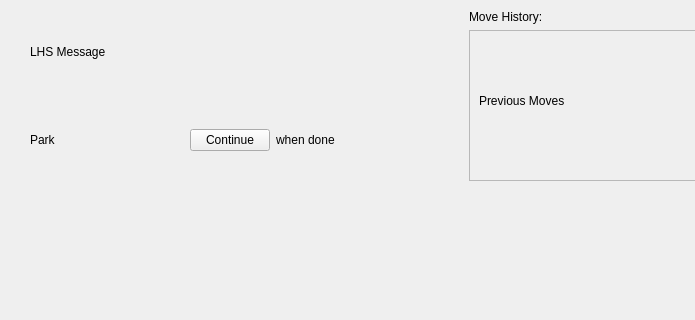
First picture: the form in form.ui, repository ShadyBarrios/CS179_P3, before the edit; both pictures show x 0 to 695 and y 0 to 320 of the 934 by 700 pixel window.
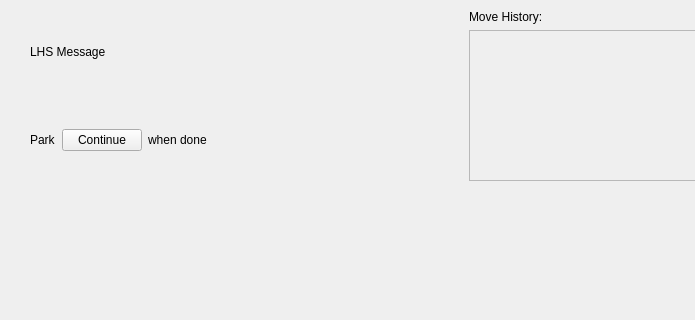
Second picture: the form after the edit.

The edit to the form file:
```diff
--- a/form.ui
+++ b/form.ui
@@ -171,19 +171,6 @@
                </property>
               </widget>
              </item>
-             <item>
-              <spacer name="horizontalSpacer_10">
-               <property name="orientation">
-                <enum>Qt::Orientation::Horizontal</enum>
-               </property>
-               <property name="sizeHint" stdset="0">
-                <size>
-                 <width>40</width>
-                 <height>20</height>
-                </size>
-               </property>
-              </spacer>
-             </item>
              <item>
               <layout class="QHBoxLayout" name="ContinueLayout">
                <item>
@@ -259,7 +246,7 @@
                 <item>
                  <widget class="QLabel" name="PreviousMovesLabel">
                   <property name="text">
-                   <string>Previous Moves</string>
+                   <string/>
                   </property>
                  </widget>
                 </item>
```
